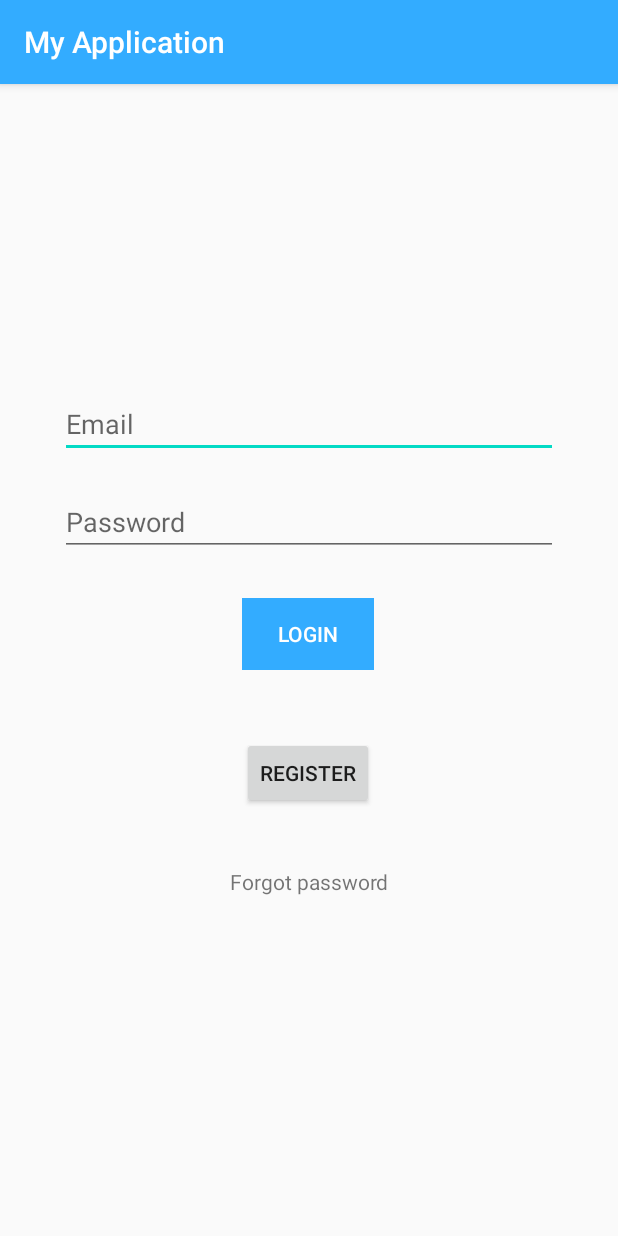
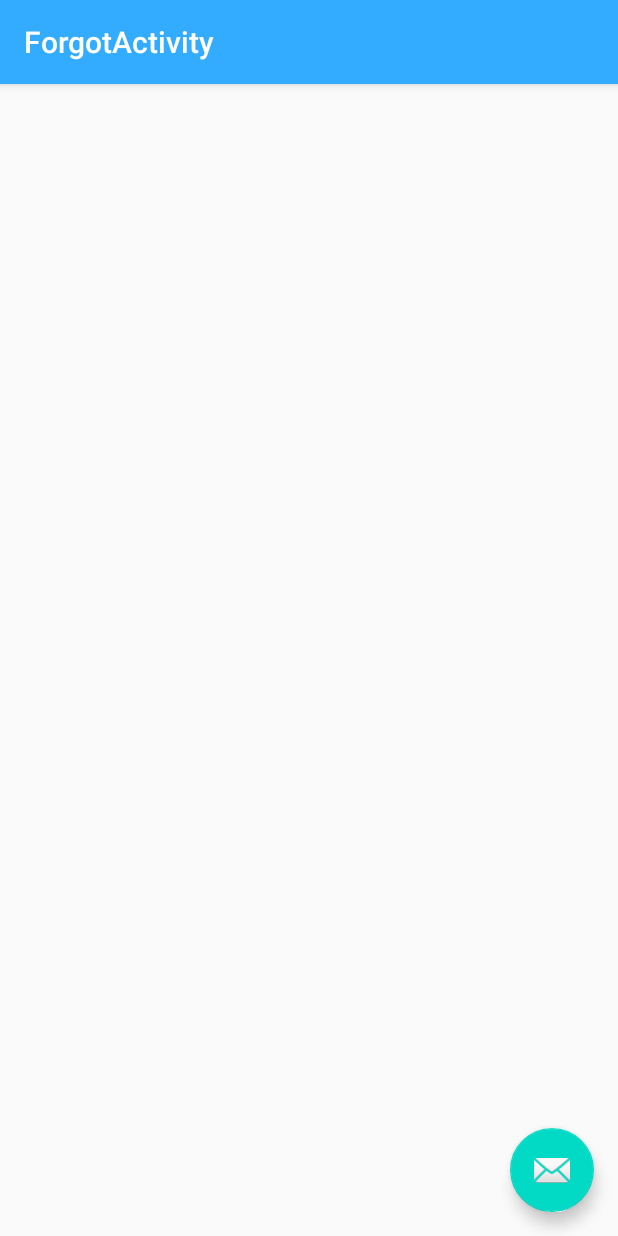
Before and after one commit to germanerazo/pruebaAndroid, an Android app: the screen it shows after launch (LoginActivity before the commit, ForgotActivity after it), after a tap on "Forgot password", on a phone screen of 412 x 824 dp. Run offline under Robolectric (Android 15) with nearby library versions, the phone set to English and light mode, and no system bars.

Commit message:
Ajustes de funcionamiento

```diff
--- a/app/build.gradle
+++ b/app/build.gradle
@@ -48,4 +48,6 @@ dependencies {
     implementation 'com.google.firebase:firebase-database:19.5.1'
     implementation 'com.google.firebase:firebase-auth:20.0.0'
 
+    apply plugin: 'com.google.gms.google-services'
+
 }
--- /dev/null
+++ b/app/src/main/java/com/co/prueba/forgot/ForgotActivity.kt
@@ -0,0 +1,21 @@
+package com.co.prueba.forgot
+
+import android.os.Bundle
+import com.google.android.material.floatingactionbutton.FloatingActionButton
+import com.google.android.material.snackbar.Snackbar
+import androidx.appcompat.app.AppCompatActivity
+import com.co.prueba.R
+
+class ForgotActivity : AppCompatActivity() {
+
+    override fun onCreate(savedInstanceState: Bundle?) {
+        super.onCreate(savedInstanceState)
+        setContentView(R.layout.activity_forgot)
+        setSupportActionBar(findViewById(R.id.toolbar))
+
+        findViewById<FloatingActionButton>(R.id.fab).setOnClickListener { view ->
+            Snackbar.make(view, "Replace with your own action", Snackbar.LENGTH_LONG)
+                .setAction("Action", null).show()
+        }
+    }
+}
--- a/app/src/main/java/com/co/prueba/ui/login/LoginActivity.kt
+++ b/app/src/main/java/com/co/prueba/ui/login/LoginActivity.kt
@@ -1,6 +1,7 @@
 package com.co.prueba.ui.login
 
 import android.app.Activity
+import android.content.Intent
 import androidx.lifecycle.Observer
 import androidx.lifecycle.ViewModelProviders
 import android.os.Bundle
@@ -16,10 +17,13 @@ import android.widget.ProgressBar
 import android.widget.Toast
 
 import com.co.prueba.R
+import com.co.prueba.forgot.ForgotActivity
+import com.co.prueba.register.RegisterActivity
 
 class LoginActivity : AppCompatActivity() {
 
     private lateinit var loginViewModel: LoginViewModel
+    private lateinit var btnGoRegister: Button
 
     override fun onCreate(savedInstanceState: Bundle?) {
         super.onCreate(savedInstanceState)
@@ -30,6 +34,7 @@ class LoginActivity : AppCompatActivity() {
         val password = findViewById<EditText>(R.id.password)
         val login = findViewById<Button>(R.id.login)
         val loading = findViewById<ProgressBar>(R.id.loading)
+        val btnGoRegister = findViewById<Button>(R.id.btnGoRegister)
 
         loginViewModel = ViewModelProviders.of(this, LoginViewModelFactory())
             .get(LoginViewModel::class.java)
@@ -111,6 +116,14 @@ class LoginActivity : AppCompatActivity() {
     private fun showLoginFailed(@StringRes errorString: Int) {
         Toast.makeText(applicationContext, errorString, Toast.LENGTH_SHORT).show()
     }
+
+    fun goRegister(view: View){
+        startActivity(Intent(this, RegisterActivity::class.java))
+    }
+
+    fun forgotPassword(view: View){
+        startActivity(Intent(this, ForgotActivity::class.java))
+    }
 }
 
 /**
--- /dev/null
+++ b/app/src/main/res/layout/activity_forgot.xml
@@ -0,0 +1,33 @@
+<?xml version="1.0" encoding="utf-8"?>
+<androidx.coordinatorlayout.widget.CoordinatorLayout xmlns:android="http://schemas.android.com/apk/res/android"
+    xmlns:app="http://schemas.android.com/apk/res-auto"
+    xmlns:tools="http://schemas.android.com/tools"
+    android:layout_width="match_parent"
+    android:layout_height="match_parent"
+    tools:context=".forgot.ForgotActivity">
+
+    <com.google.android.material.appbar.AppBarLayout
+        android:layout_width="match_parent"
+        android:layout_height="wrap_content"
+        android:theme="@style/AppTheme.AppBarOverlay">
+
+        <androidx.appcompat.widget.Toolbar
+            android:id="@+id/toolbar"
+            android:layout_width="match_parent"
+            android:layout_height="?attr/actionBarSize"
+            android:background="?attr/colorPrimary"
+            app:popupTheme="@style/AppTheme.PopupOverlay" />
+
+    </com.google.android.material.appbar.AppBarLayout>
+
+    <include layout="@layout/content_forgot" />
+
+    <com.google.android.material.floatingactionbutton.FloatingActionButton
+        android:id="@+id/fab"
+        android:layout_width="wrap_content"
+        android:layout_height="wrap_content"
+        android:layout_gravity="bottom|end"
+        android:layout_margin="@dimen/fab_margin"
+        app:srcCompat="@android:drawable/ic_dialog_email" />
+
+</androidx.coordinatorlayout.widget.CoordinatorLayout>
--- a/app/src/main/res/layout/activity_login.xml
+++ b/app/src/main/res/layout/activity_login.xml
@@ -78,6 +78,7 @@
         app:layout_constraintVertical_bias="0.3" />
 
     <Button
+        android:onClick="goRegister"
         android:id="@+id/btnGoRegister"
         android:layout_width="wrap_content"
         android:layout_height="wrap_content"
--- /dev/null
+++ b/app/src/main/res/layout/content_forgot.xml
@@ -0,0 +1,6 @@
+<?xml version="1.0" encoding="utf-8"?>
+<androidx.constraintlayout.widget.ConstraintLayout xmlns:android="http://schemas.android.com/apk/res/android"
+    xmlns:app="http://schemas.android.com/apk/res-auto"
+    android:layout_width="match_parent"
+    android:layout_height="match_parent"
+    app:layout_behavior="@string/appbar_scrolling_view_behavior"></androidx.constraintlayout.widget.ConstraintLayout>
--- a/app/src/main/res/values/strings.xml
+++ b/app/src/main/res/values/strings.xml
@@ -17,4 +17,5 @@
     <string name="invalid_username">Not a valid username</string>
     <string name="invalid_password">Password must be >5 characters</string>
     <string name="login_failed">"Login failed"</string>
+    <string name="title_activity_forgot">ForgotActivity</string>
 </resources>
--- a/build.gradle
+++ b/build.gradle
@@ -8,6 +8,7 @@ buildscript {
     dependencies {
         classpath "com.android.tools.build:gradle:4.0.1"
         classpath "org.jetbrains.kotlin:kotlin-gradle-plugin:$kotlin_version"
+        classpath 'com.google.gms:google-services:4.3.4'
 
         // NOTE: Do not place your application dependencies here; they belong
         // in the individual module build.gradle files
```
Also changed, not shown: app/src/main/AndroidManifest.xml (+5 -2 lines), app/src/main/java/com/co/prueba/forgot/First2Fragment.kt (added, +32 -0 lines), app/src/main/java/com/co/prueba/forgot/Second2Fragment.kt (added, +32 -0 lines), app/src/main/res/layout/fragment_first2.xml (added, +28 -0 lines), app/src/main/res/layout/fragment_second2.xml (added, +27 -0 lines), app/src/main/res/navigation/nav_graph.xml (+20 -0 lines), 524 other files.
